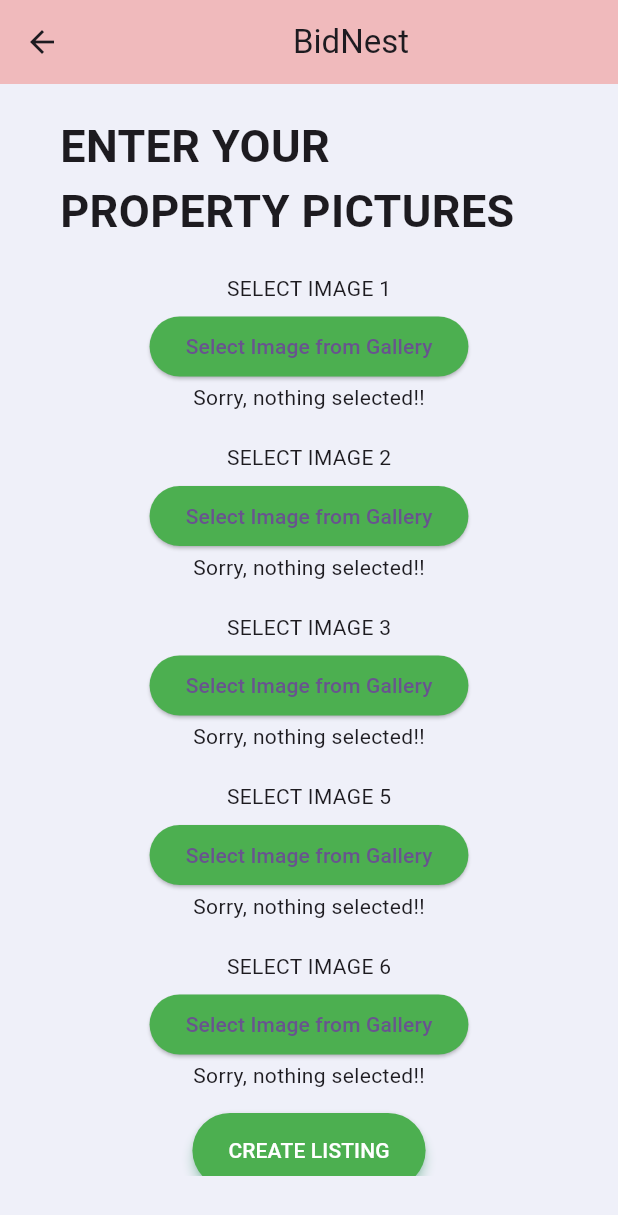
After one commit to sameerhussain3211/SEProjectFrontEnd, a Flutter app: the addPicture screen opened directly, on a phone screen of 412 x 824 dp. The commit adds this screen. Shown: the top 1215 px of the screen. Run offline on Flutter 3.47's test engine with Material 3 defaults, Android fonts, the phone set to English and light mode, and no system bars; our stand-ins replace font_awesome_flutter, image_picker.

Commit message:
CREATE LISTING 2 SCREENS

```diff
--- /dev/null
+++ b/lib/screens/userScreens/createListingScreens/addpicture.dart
@@ -0,0 +1,152 @@
+import 'dart:io';
+import 'package:app7/screens/userScreens/userHomeScreen.dart';
+import 'package:app7/widgets/SubmitButton.dart';
+import 'package:flutter/material.dart';
+import 'package:image_picker/image_picker.dart';
+
+class addPicture extends StatefulWidget {
+  @override
+  State<StatefulWidget> createState() {
+    return _addpicture();
+  }
+}
+
+class _addpicture extends State<addPicture> {
+  File? selectedImage1;
+  File? selectedImage2;
+  File? selectedImage3;
+  File? selectedImage4;
+  File? selectedImage5;
+  final ImagePicker picker = ImagePicker();
+
+  @override
+  Widget build(BuildContext context) {
+    return Scaffold(
+        appBar: AppBar(
+          backgroundColor: Color.fromARGB(80, 208, 52, 41),
+          title: Center(child: Text("BidNest")),
+        ),
+        body: Container(
+            color: Color.fromARGB(70, 198, 222, 234),
+            child: Center(
+                child: Container(
+                    margin: EdgeInsets.only(
+                        top: 20, left: 40, right: 40, bottom: 40),
+                    width: (MediaQuery.of(context).size.width) - 50,
+                    child: SingleChildScrollView(
+                        child: Column(children: [
+                      Text(
+                        "ENTER YOUR PROPERTY PICTURES  ",
+                        style: TextStyle(
+                            fontSize: 30, fontWeight: FontWeight.bold),
+                      ),
+                      Container(
+                        height: 20,
+                      ),
+                      Text("SELECT IMAGE 1"),
+                      Container(
+                        height: 5,
+                      ),
+                      _buildImageSelectionButton(1, selectedImage1),
+                      Container(
+                        height: 20,
+                      ),
+                      Text("SELECT IMAGE 2"),
+                      Container(
+                        height: 5,
+                      ),
+                      _buildImageSelectionButton(2, selectedImage2),
+                      Container(
+                        height: 20,
+                      ),
+                      Text("SELECT IMAGE 3"),
+                      Container(
+                        height: 5,
+                      ),
+                      _buildImageSelectionButton(3, selectedImage3),
+                      Container(
+                        height: 20,
+                      ),
+                      Text("SELECT IMAGE 5"),
+                      Container(
+                        height: 5,
+                      ),
+                      _buildImageSelectionButton(4, selectedImage4),
+                      Container(
+                        height: 20,
+                      ),
+                      Text("SELECT IMAGE 6"),
+                      Container(
+                        height: 5,
+                      ),
+                      _buildImageSelectionButton(5, selectedImage5),
+                      Container(
+                          margin: EdgeInsets.all(15),
+                          child: SubmitButton(
+                              buttonText: "CREATE LISTING",
+                              buttonLength: 150,
+                              onPressedCallback: () {
+                                Navigator.push(
+                                  context,
+                                  MaterialPageRoute(
+                                    builder: (context) {
+                                      return userHomeScreen();
+                                    },
+                                  ),
+                                );
+                              }))
+                    ]))))));
+  }
+
+  Future getImage(int buttonNumber) async {
+    final XFile? image = await picker.pickImage(source: ImageSource.gallery);
+
+    setState(() {
+      if (image != null) {
+        switch (buttonNumber) {
+          case 1:
+            selectedImage1 = File(image.path);
+            break;
+          case 2:
+            selectedImage2 = File(image.path);
+            break;
+          case 3:
+            selectedImage3 = File(image.path);
+            break;
+          case 4:
+            selectedImage4 = File(image.path);
+            break;
+          case 5:
+            selectedImage5 = File(image.path);
+            break;
+        }
+      } else {
+        ScaffoldMessenger.of(context).showSnackBar(
+          const SnackBar(content: Text('Nothing is selected')),
+        );
+      }
+    });
+  }
+
+  Widget _buildImageSelectionButton(int buttonNumber, File? selectedImage) {
+    return Center(
+      child: Column(
+        mainAxisAlignment: MainAxisAlignment.center,
+        children: [
+          ElevatedButton(
+            style: ButtonStyle(
+              backgroundColor: MaterialStateProperty.all(Colors.green),
+            ),
+            child: const Text('Select Image from Gallery'),
+            onPressed: () {
+              getImage(buttonNumber);
+            },
+          ),
+          selectedImage == null
+              ? const Center(child: Text('Sorry, nothing selected!!'))
+              : Image.network(selectedImage.path),
+        ],
+      ),
+    );
+  }
+}
--- a/lib/screens/userScreens/createListingScreens/createListing.dart
+++ b/lib/screens/userScreens/createListingScreens/createListing.dart
@@ -1,4 +1,5 @@
 import 'dart:io';
+import 'package:app7/screens/userScreens/createListingScreens/addpicture.dart';
 import 'package:app7/screens/userScreens/userHomeScreen.dart';
 import 'package:app7/widgets/SubmitButton.dart';
 import 'package:app7/widgets/textInput.dart';
@@ -101,90 +102,21 @@
                       Container(
                         height: 20,
                       ),
-                      _buildImageSelectionButton(1, selectedImage1),
-                      Container(
-                        height: 20,
-                      ),
-                      _buildImageSelectionButton(2, selectedImage2),
-                      Container(
-                        height: 20,
-                      ),
-                      _buildImageSelectionButton(3, selectedImage3),
-                      Container(
-                        height: 20,
-                      ),
-                      _buildImageSelectionButton(4, selectedImage4),
-                      Container(
-                        height: 20,
-                      ),
-                      _buildImageSelectionButton(5, selectedImage5),
                       Container(
                           margin: EdgeInsets.all(15),
                           child: SubmitButton(
-                              buttonText: "CREATE",
+                              buttonText: "PROCEED UPLOAD IMAGE",
                               buttonLength: 150,
                               onPressedCallback: () {
                                 Navigator.push(
                                   context,
                                   MaterialPageRoute(
                                     builder: (context) {
-                                      return userHomeScreen();
+                                      return addPicture();
                                     },
                                   ),
                                 );
                               }))
                     ]))))));
   }
-
-  Future getImage(int buttonNumber) async {
-    final XFile? image = await picker.pickImage(source: ImageSource.gallery);
-
-    setState(() {
-      if (image != null) {
-        switch (buttonNumber) {
-          case 1:
-            selectedImage1 = File(image.path);
-            break;
-          case 2:
-            selectedImage2 = File(image.path);
-            break;
-          case 3:
-            selectedImage3 = File(image.path);
-            break;
-          case 4:
-            selectedImage4 = File(image.path);
-            break;
-          case 5:
-            selectedImage5 = File(image.path);
-            break;
-        }
-      } else {
-        ScaffoldMessenger.of(context).showSnackBar(
-          const SnackBar(content: Text('Nothing is selected')),
-        );
-      }
-    });
-  }
-
-  Widget _buildImageSelectionButton(int buttonNumber, File? selectedImage) {
-    return Center(
-      child: Column(
-        mainAxisAlignment: MainAxisAlignment.center,
-        children: [
-          ElevatedButton(
-            style: ButtonStyle(
-              backgroundColor: MaterialStateProperty.all(Colors.green),
-            ),
-            child: const Text('Select Image from Gallery'),
-            onPressed: () {
-              getImage(buttonNumber);
-            },
-          ),
-          selectedImage == null
-              ? const Center(child: Text('Sorry, nothing selected!!'))
-              : Image.network(selectedImage.path),
-        ],
-      ),
-    );
-  }
 }
```
